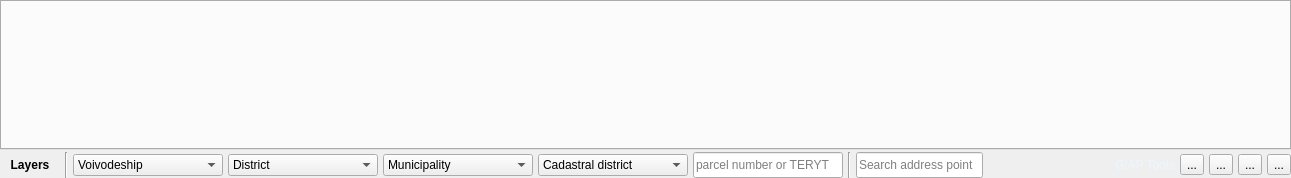
The window that dynamic_layout.ui (M-Rick/QGIS-Ribbon) describes before a commit, drawn with Qt 5.
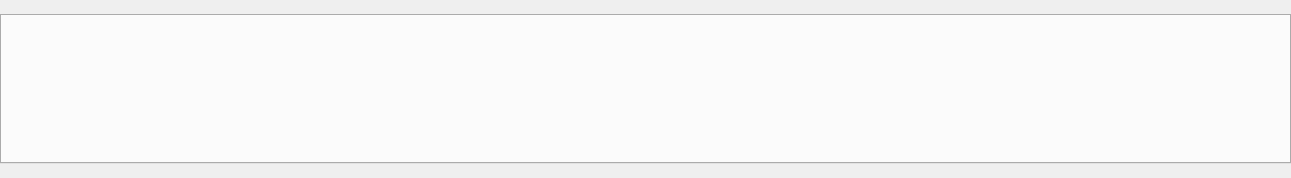
The same window after the commit.

```diff
--- a/dynamic_layout.ui
+++ b/dynamic_layout.ui
@@ -72,237 +72,6 @@
      </property>
     </widget>
    </item>
-   <item>
-    <layout class="QHBoxLayout" name="horizontalLayout">
-     <property name="spacing">
-      <number>5</number>
-     </property>
-     <property name="topMargin">
-      <number>2</number>
-     </property>
-     <item>
-      <widget class="QToolButton" name="pokaz_warstwy">
-       <property name="minimumSize">
-        <size>
-         <width>60</width>
-         <height>20</height>
-        </size>
-       </property>
-       <property name="maximumSize">
-        <size>
-         <width>90</width>
-         <height>20</height>
-        </size>
-       </property>
-       <property name="styleSheet">
-        <string notr="true">QToolButton
-{
-    font: 8pt &quot;Segoe UI&quot;;
-	font-weight: bold;
-    border: none;
-}</string>
-       </property>
-       <property name="text">
-        <string>Layers</string>
-       </property>
-       <property name="checkable">
-        <bool>true</bool>
-       </property>
-       <property name="checked">
-        <bool>true</bool>
-       </property>
-      </widget>
-     </item>
-     <item>
-      <widget class="Line" name="line_2">
-       <property name="minimumSize">
-        <size>
-         <width>0</width>
-         <height>26</height>
-        </size>
-       </property>
-       <property name="orientation">
-        <enum>Qt::Vertical</enum>
-       </property>
-      </widget>
-     </item>
-     <item>
-      <widget class="QComboBox" name="comboBox_woj">
-       <property name="minimumSize">
-        <size>
-         <width>150</width>
-         <height>0</height>
-        </size>
-       </property>
-       <item>
-        <property name="text">
-         <string>Voivodeship</string>
-        </property>
-       </item>
-      </widget>
-     </item>
-     <item>
-      <widget class="QComboBox" name="comboBox_pow">
-       <property name="minimumSize">
-        <size>
-         <width>150</width>
-         <height>0</height>
-        </size>
-       </property>
-       <item>
-        <property name="text">
-         <string>District</string>
-        </property>
-       </item>
-      </widget>
-     </item>
-     <item>
-      <widget class="QComboBox" name="comboBox_gmina">
-       <property name="minimumSize">
-        <size>
-         <width>150</width>
-         <height>0</height>
-        </size>
-       </property>
-       <item>
-        <property name="text">
-         <string>Municipality</string>
-        </property>
-       </item>
-      </widget>
-     </item>
-     <item>
-      <widget class="QComboBox" name="comboBox_obr">
-       <property name="minimumSize">
-        <size>
-         <width>150</width>
-         <height>0</height>
-        </size>
-       </property>
-       <item>
-        <property name="text">
-         <string>Cadastral district</string>
-        </property>
-       </item>
-      </widget>
-     </item>
-     <item>
-      <widget class="QLineEdit" name="lineEdit_parcel">
-       <property name="minimumSize">
-        <size>
-         <width>150</width>
-         <height>26</height>
-        </size>
-       </property>
-       <property name="maximumSize">
-        <size>
-         <width>80</width>
-         <height>16777215</height>
-        </size>
-       </property>
-       <property name="toolTip">
-        <string>Enter the data according to the scheme:
-TERYT: 146513_8.1016.17/2
-or fill in the previous fields and indicate the parcel number e.g. 17/2</string>
-       </property>
-       <property name="statusTip">
-        <string extracomment="wpisz numer działki"/>
-       </property>
-       <property name="inputMask">
-        <string/>
-       </property>
-       <property name="text">
-        <string/>
-       </property>
-       <property name="placeholderText">
-        <string>parcel number or TERYT</string>
-       </property>
-      </widget>
-     </item>
-     <item>
-      <widget class="Line" name="line">
-       <property name="orientation">
-        <enum>Qt::Vertical</enum>
-       </property>
-      </widget>
-     </item>
-     <item>
-      <widget class="QLineEdit" name="lineEdit_address">
-       <property name="minimumSize">
-        <size>
-         <width>0</width>
-         <height>26</height>
-        </size>
-       </property>
-       <property name="toolTip">
-        <string>Enter the data according to the scheme:
-for the address point: Warszawa, Pasaż Ursynowski 1
-for the street: Warszawa, Pasaż Ursynowski</string>
-       </property>
-       <property name="text">
-        <string/>
-       </property>
-       <property name="placeholderText">
-        <string>Search address point</string>
-       </property>
-      </widget>
-     </item>
-     <item>
-      <spacer name="horizontalSpacer">
-       <property name="orientation">
-        <enum>Qt::Horizontal</enum>
-       </property>
-       <property name="sizeHint" stdset="0">
-        <size>
-         <width>40</width>
-         <height>20</height>
-        </size>
-       </property>
-      </spacer>
-     </item>
-     <item>
-      <widget class="QLabel" name="labelGiapTools">
-       <property name="styleSheet">
-        <string notr="true">color: #EDF6FC;</string>
-       </property>
-       <property name="text">
-        <string>GIAP Tools</string>
-       </property>
-      </widget>
-     </item>
-     <item>
-      <widget class="QToolButton" name="runQuickPrintButton">
-       <property name="text">
-        <string>...</string>
-       </property>
-      </widget>
-     </item>
-     <item>
-      <widget class="QToolButton" name="runCompositionButton">
-       <property name="text">
-        <string>...</string>
-       </property>
-      </widget>
-     </item>
-     <item>
-      <widget class="QToolButton" name="runOrtoTool">
-       <property name="text">
-        <string>...</string>
-       </property>
-      </widget>
-     </item>
-     <item>
-      <widget class="QToolButton" name="offOnSearchButton">
-       <property name="toolTip">
-        <string>Turn off or turn on search tool</string>
-       </property>
-       <property name="text">
-        <string>...</string>
-       </property>
-      </widget>
-     </item>
-    </layout>
-   </item>
   </layout>
  </widget>
  <resources/>
```
